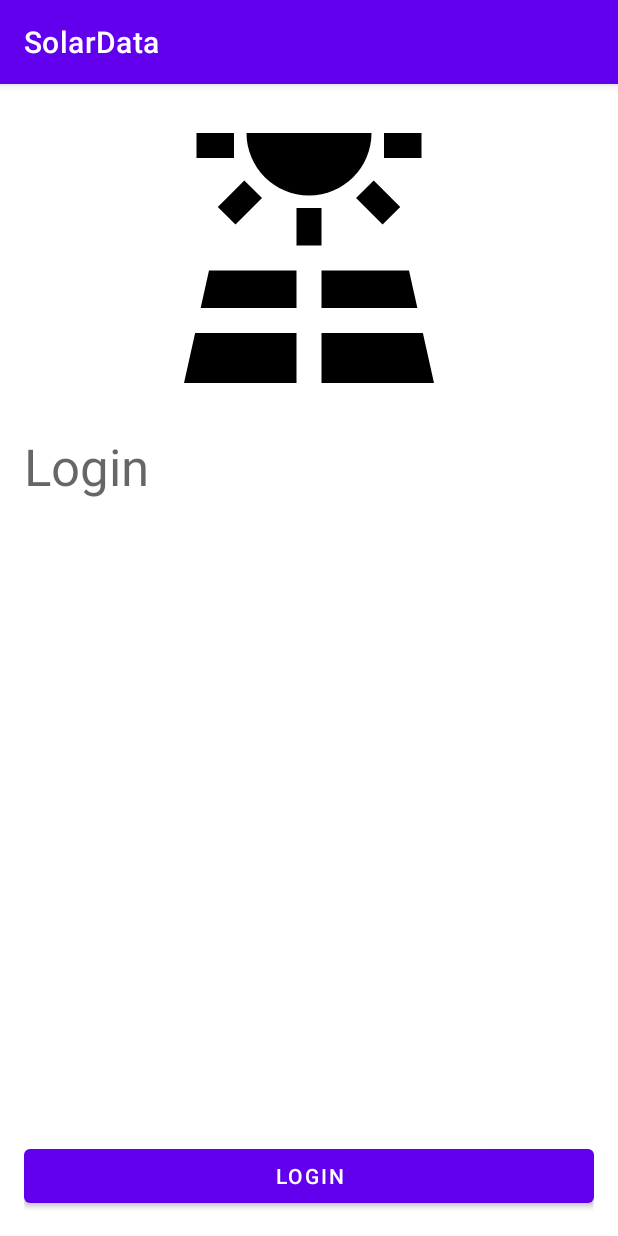
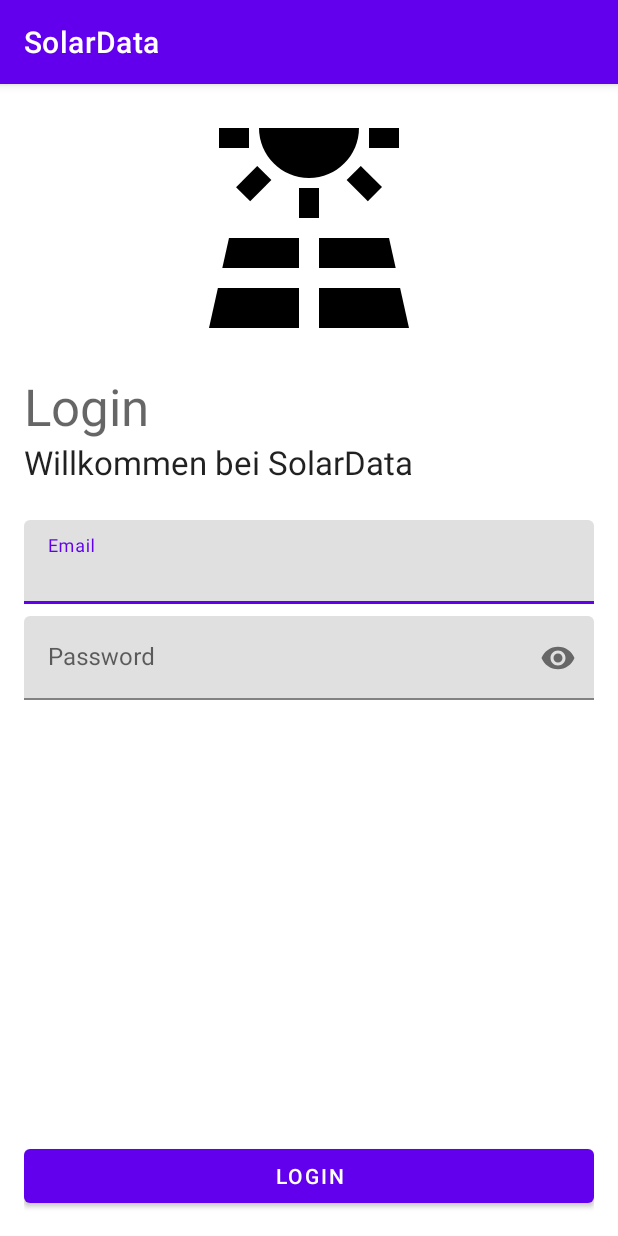
Before and after one commit to cfleschhut/Kotlin-Android-Training-SolarData-App, an Android app: the screen it shows after launch (LoginActivity), on a phone screen of 412 x 824 dp. Run offline under Robolectric (Android 15) with nearby library versions, the phone set to English and light mode, and no system bars.

Commit message:
Add login form input fields, update bottom navigation icons

```diff
--- /dev/null
+++ b/app/src/main/res/drawable/icon_bar_chart_24.xml
@@ -0,0 +1,7 @@
+<vector android:height="24dp" android:tint="#000000"
+    android:viewportHeight="24" android:viewportWidth="24"
+    android:width="24dp" xmlns:android="http://schemas.android.com/apk/res/android">
+    <path android:fillColor="@android:color/white" android:pathData="M4,9h4v11h-4z"/>
+    <path android:fillColor="@android:color/white" android:pathData="M16,13h4v7h-4z"/>
+    <path android:fillColor="@android:color/white" android:pathData="M10,4h4v16h-4z"/>
+</vector>
--- a/app/src/main/res/layout/activity_login.xml
+++ b/app/src/main/res/layout/activity_login.xml
@@ -19,11 +19,12 @@
 
         <ImageView
             android:id="@+id/ivLogo"
-            android:layout_width="200dp"
-            android:layout_height="200dp"
+            android:layout_width="160dp"
+            android:layout_height="160dp"
             android:layout_gravity="center"
             android:layout_marginBottom="16dp"
-            app:srcCompat="@drawable/icon_solar_power_24" />
+            app:srcCompat="@drawable/icon_solar_power_24"
+            app:tint="@color/black" />
 
         <TextView
             android:id="@+id/tvHeadline"
@@ -31,6 +32,40 @@
             android:layout_height="wrap_content"
             android:text="Login"
             android:textAppearance="@style/TextAppearance.AppCompat.Display1" />
+
+        <TextView
+            android:layout_width="wrap_content"
+            android:layout_height="wrap_content"
+            android:layout_marginBottom="24sp"
+            android:text="Willkommen bei SolarData"
+            android:textAppearance="@style/TextAppearance.AppCompat.Large" />
+
+        <com.google.android.material.textfield.TextInputLayout
+            android:layout_width="match_parent"
+            android:layout_height="wrap_content"
+            android:layout_marginBottom="8dp">
+
+            <com.google.android.material.textfield.TextInputEditText
+                android:layout_width="match_parent"
+                android:layout_height="wrap_content"
+                android:hint="Email"
+                android:inputType="textEmailAddress" />
+
+        </com.google.android.material.textfield.TextInputLayout>
+
+        <com.google.android.material.textfield.TextInputLayout
+            android:layout_width="match_parent"
+            android:layout_height="wrap_content"
+            app:passwordToggleEnabled="true">
+
+            <com.google.android.material.textfield.TextInputEditText
+                android:layout_width="match_parent"
+                android:layout_height="wrap_content"
+                android:hint="Password"
+                android:inputType="textPassword" />
+
+        </com.google.android.material.textfield.TextInputLayout>
+
 
     </LinearLayout>
 
--- a/app/src/main/res/menu/navigation_menu.xml
+++ b/app/src/main/res/menu/navigation_menu.xml
@@ -7,11 +7,11 @@
 
     <item
         android:id="@+id/action_history"
-        android:icon="@drawable/icon_calendar_month_24"
+        android:icon="@drawable/icon_bar_chart_24"
         android:title="History" />
 
     <item
         android:id="@+id/action_settings"
         android:icon="@drawable/icon_person_24"
-        android:title="Account" />
+        android:title="Profile" />
 </menu>
```
